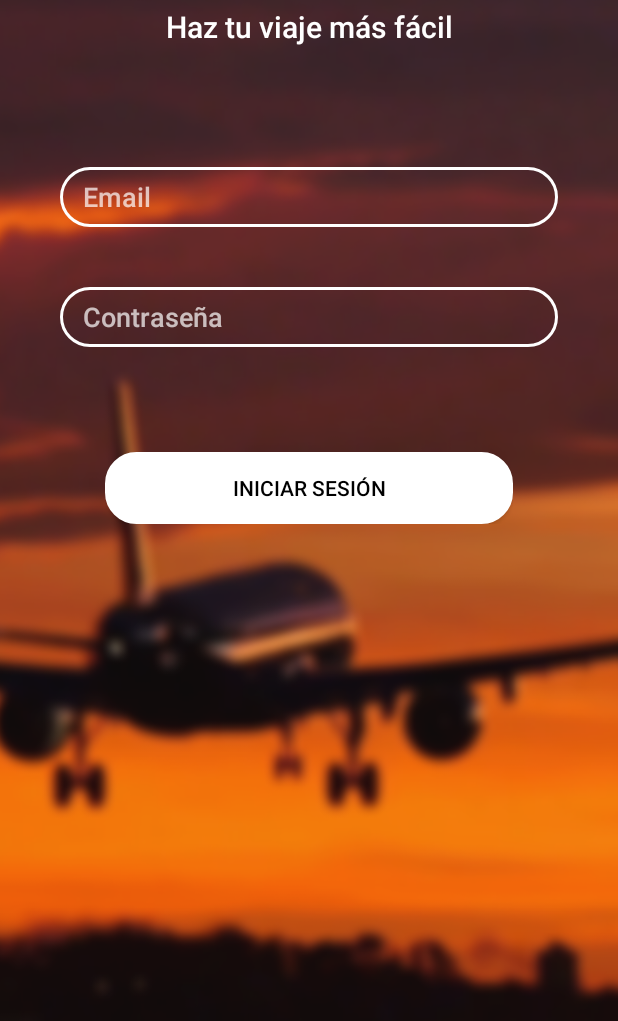
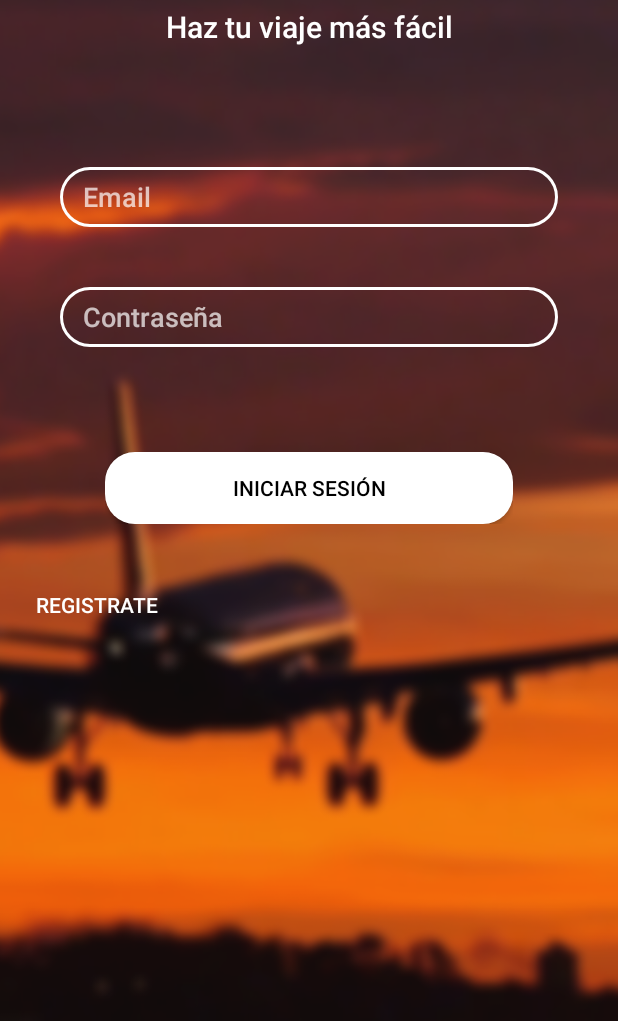
Before and after one commit to vctorChamizo/ShuttleGo_AndroidApp, an Android app: the screen it shows after launch (LoginActivity), on a phone screen of 412 x 824 dp, the part 215-1236 px from its top. Run offline under Robolectric (Android 15) with nearby library versions, the phone set to English and light mode, and no system bars; 1 statement that could not run was skipped.

Commit message:
Cambios en botones

```diff
--- a/ShuttleGo/app/src/main/res/drawable/btn_login_bg.xml
+++ b/ShuttleGo/app/src/main/res/drawable/btn_login_bg.xml
@@ -10,6 +10,5 @@
         android:topRightRadius="20dp" />
 
     <stroke
-        android:width="2dp"
         android:color="@color/colorWhite"  />
 </shape>
--- a/ShuttleGo/app/src/main/res/layout/activity_login.xml
+++ b/ShuttleGo/app/src/main/res/layout/activity_login.xml
@@ -57,20 +57,19 @@
             android:text="@string/signin" />
     </LinearLayout>
 
-    <!--
+
     <LinearLayout
-        android:id="@+id/relative2"
+        android:id="@+id/linear3"
         android:layout_width="match_parent"
         android:layout_height="wrap_content"
-        android:layout_alignParentBottom="true"
-        android:layout_marginLeft="20dp"
-        android:layout_marginRight="20dp"
-        android:layout_marginBottom="0dp">
+        android:layout_below="@+id/linear2"
+        android:layout_marginTop="30dp"
+        android:paddingLeft="20dp">
 
         <Button
             android:id="@+id/btn_signup_login"
             style="@style/SecondaryButtonLogin"
             android:text="@string/signup" />
 
-    </LinearLayout>-->
+    </LinearLayout>
 </RelativeLayout>
--- a/ShuttleGo/app/src/main/res/values/styles.xml
+++ b/ShuttleGo/app/src/main/res/values/styles.xml
@@ -39,7 +39,8 @@
         <item name="android:layout_height">40dp</item>
         <item name="android:layout_marginTop">40dp</item>
         <item name="android:background">@drawable/et_login_bg</item>
-        <item name="android:paddingHorizontal">15dp</item>
+        <item name="android:paddingLeft">15dp</item>
+        <item name="android:paddingRight">15dp</item>
         <item name="android:textColor">@color/colorWhite</item>
     </style>
 
```
